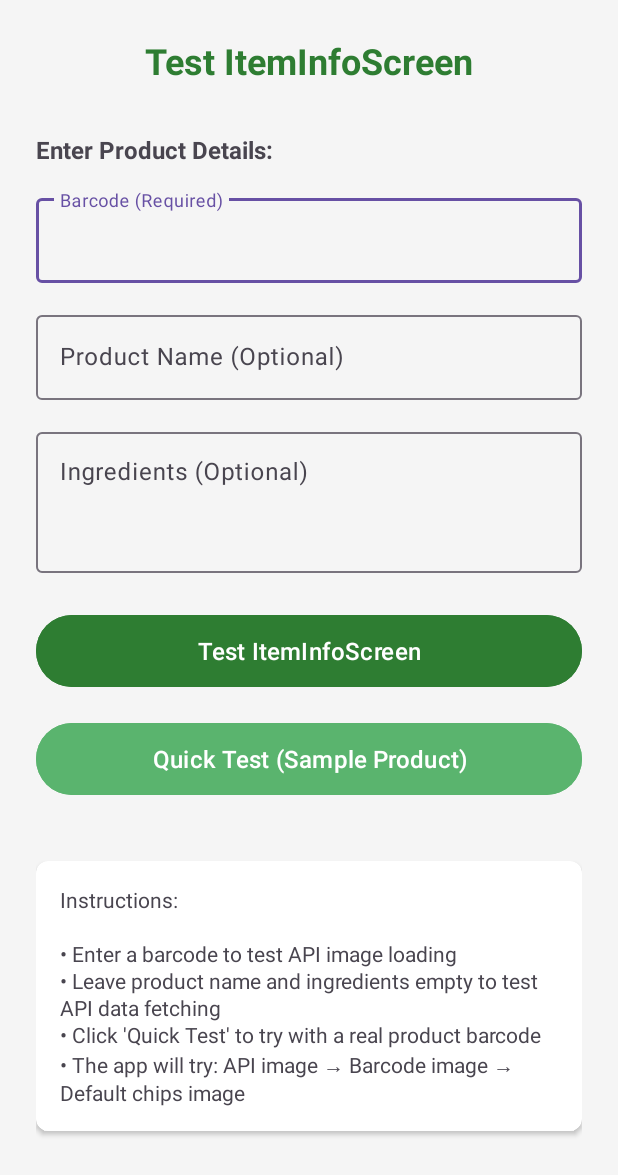
After one commit to RahemHossain/DietaryScanner, an Android app: the layout activity_test.xml on its own in the app's theme, with its tools: preview values and no code run, on a phone screen of 412 x 824 dp. The commit adds this screen. Shown: the top 1175 px of the screen. Run offline under Robolectric (Android 15) with nearby library versions, the phone set to English and light mode, and no system bars.

Commit message:
added api function correctly with a test file, which will be replaced with the camera.

```diff
--- /dev/null
+++ b/app/src/main/res/layout/activity_test.xml
@@ -0,0 +1,116 @@
+<?xml version="1.0" encoding="utf-8"?>
+<LinearLayout xmlns:android="http://schemas.android.com/apk/res/android"
+    android:layout_width="match_parent"
+    android:layout_height="match_parent"
+    android:orientation="vertical"
+    android:padding="24dp"
+    android:background="#F5F5F5">
+
+    <TextView
+        android:layout_width="match_parent"
+        android:layout_height="wrap_content"
+        android:text="Test ItemInfoScreen"
+        android:textSize="24sp"
+        android:textStyle="bold"
+        android:textColor="#2E7D32"
+        android:gravity="center"
+        android:layout_marginBottom="32dp" />
+
+    <TextView
+        android:layout_width="match_parent"
+        android:layout_height="wrap_content"
+        android:text="Enter Product Details:"
+        android:textSize="16sp"
+        android:textStyle="bold"
+        android:layout_marginBottom="16dp" />
+
+    <!-- Barcode Input -->
+    <com.google.android.material.textfield.TextInputLayout
+        android:layout_width="match_parent"
+        android:layout_height="wrap_content"
+        android:hint="Barcode (Required)"
+        android:layout_marginBottom="16dp">
+
+        <com.google.android.material.textfield.TextInputEditText
+            android:id="@+id/editTextBarcode"
+            android:layout_width="match_parent"
+            android:layout_height="wrap_content"
+            android:inputType="number"
+            android:maxLength="20" />
+
+    </com.google.android.material.textfield.TextInputLayout>
+
+    <!-- Product Name Input -->
+    <com.google.android.material.textfield.TextInputLayout
+        android:layout_width="match_parent"
+        android:layout_height="wrap_content"
+        android:hint="Product Name (Optional)"
+        android:layout_marginBottom="16dp">
+
+        <com.google.android.material.textfield.TextInputEditText
+            android:id="@+id/editTextProductName"
+            android:layout_width="match_parent"
+            android:layout_height="wrap_content"
+            android:inputType="text" />
+
+    </com.google.android.material.textfield.TextInputLayout>
+
+    <!-- Ingredients Input -->
+    <com.google.android.material.textfield.TextInputLayout
+        android:layout_width="match_parent"
+        android:layout_height="wrap_content"
+        android:hint="Ingredients (Optional)"
+        android:layout_marginBottom="24dp">
+
+        <com.google.android.material.textfield.TextInputEditText
+            android:id="@+id/editTextIngredients"
+            android:layout_width="match_parent"
+            android:layout_height="wrap_content"
+            android:inputType="textMultiLine"
+            android:lines="3"
+            android:gravity="top" />
+
+    </com.google.android.material.textfield.TextInputLayout>
+
+    <!-- Test Button -->
+    <Button
+        android:id="@+id/buttonTest"
+        android:layout_width="match_parent"
+        android:layout_height="56dp"
+        android:text="Test ItemInfoScreen"
+        android:textColor="@android:color/white"
+        android:backgroundTint="#2E7D32"
+        android:layout_marginBottom="16dp"
+        android:textSize="16sp" />
+
+    <!-- Quick Test Button -->
+    <Button
+        android:id="@+id/buttonQuickTest"
+        android:layout_width="match_parent"
+        android:layout_height="56dp"
+        android:text="Quick Test (Sample Product)"
+        android:textColor="@android:color/white"
+        android:backgroundTint="#5AB46E"
+        android:layout_marginBottom="24dp"
+        android:textSize="16sp" />
+
+    <!-- Instructions -->
+    <androidx.cardview.widget.CardView
+        android:layout_width="match_parent"
+        android:layout_height="wrap_content"
+        android:layout_marginTop="16dp"
+        app:cardCornerRadius="8dp"
+        app:cardElevation="2dp"
+        xmlns:app="http://schemas.android.com/apk/res-auto">
+
+        <TextView
+            android:layout_width="match_parent"
+            android:layout_height="wrap_content"
+            android:padding="16dp"
+            android:text="Instructions:\n\n• Enter a barcode to test API image loading\n• Leave product name and ingredients empty to test API data fetching\n• Click 'Quick Test' to try with a real product barcode\n• The app will try: API image → Barcode image → Default chips image"
+            android:textSize="14sp"
+            android:lineSpacingExtra="2dp" />
+
+    </androidx.cardview.widget.CardView>
+
+</LinearLayout>
```
Also changed, not shown: app/build.gradle.kts (+28 -0 lines), app/src/main/AndroidManifest.xml (+28 -14 lines), app/src/main/java/com/example/dietaryscanner/SimpleTestActivity.java (added, +110 -0 lines), app/src/main/java/com/example/dietaryscanner/TestActivity.java (added, +65 -0 lines), app/src/main/res/drawable/button_background.xml (added, +14 -0 lines), app/src/main/res/drawable/image_background.xml (added, +9 -0 lines), app/src/main/res/layout/activity_simple_test.xml (added, +45 -0 lines), app/src/main/res/layout/iteminfo.xml (+82 -43 lines), app/src/main/res/xml/network_security_config.xml (added, +12 -0 lines), app/src/main/res/drawable/chips_default.jpeg (renamed from app/src/main/res/drawable/chips.jpeg).
